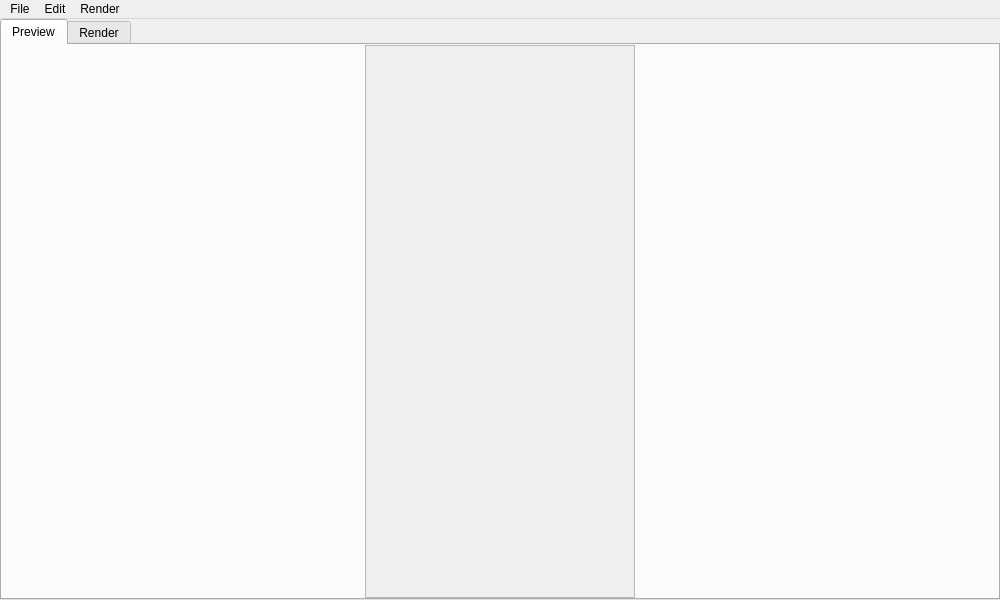
This is src/view/MainWindow.ui in Yordrar/thesis-raytracer as Qt 5 draws it before an edit. The edited form follows.
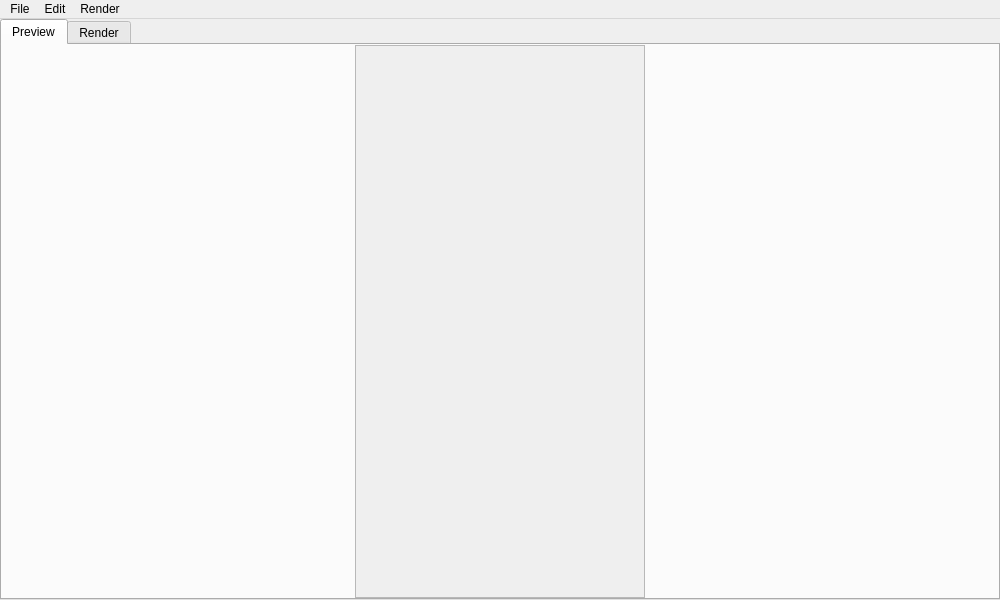
This is the edited form.

Patch:
```diff
--- a/src/view/MainWindow.ui
+++ b/src/view/MainWindow.ui
@@ -113,7 +113,7 @@
             </property>
             <property name="minimumSize">
              <size>
-              <width>270</width>
+              <width>290</width>
               <height>0</height>
              </size>
             </property>
@@ -134,7 +134,7 @@
               <rect>
                <x>0</x>
                <y>0</y>
-               <width>268</width>
+               <width>288</width>
                <height>549</height>
               </rect>
              </property>
```
